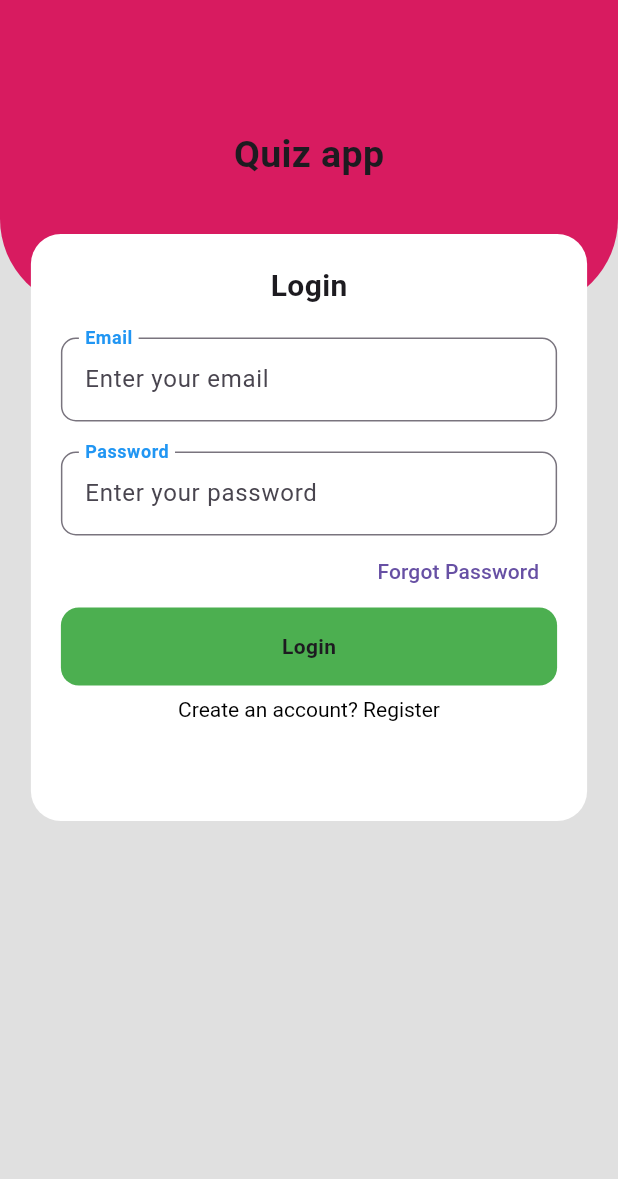
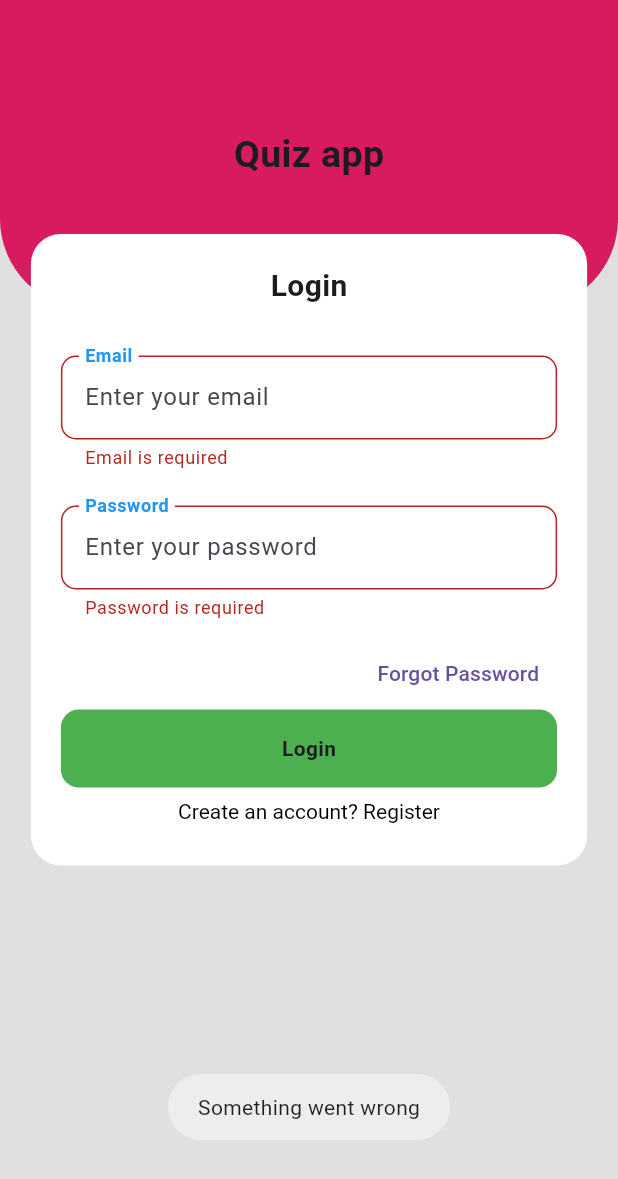
Before and after one commit to abishek12/brainteaser, a Flutter app: the screen it shows after launch, after a tap on "Login", on a phone screen of 412 x 824 dp. Shown: the top 1179 px of the screen. Run offline on Flutter 3.47's test engine with Material 2 defaults, Android fonts, the phone set to English and light mode, and no system bars; our stand-ins replace cloud_firestore, firebase_auth, firebase_core, fluttertoast, random_string; accounts and stored records are empty.

Commit message:
login validation, quiz section added with qna ui

```diff
--- a/lib/authentication/screen/login_screen.dart
+++ b/lib/authentication/screen/login_screen.dart
@@ -1,4 +1,5 @@
 import 'package:flutter/material.dart';
+import 'package:fluttertoast/fluttertoast.dart';
 import 'package:provider/provider.dart';
 
 import '../../constant/my_string.dart';
@@ -17,6 +18,7 @@ class Loginscreen extends StatefulWidget {
 }
 
 class _LoginscreenState extends State<Loginscreen> {
+  final key = GlobalKey<FormState>();
   final email = TextEditingController();
   final password = TextEditingController();
   @override
@@ -30,7 +32,6 @@ class _LoginscreenState extends State<Loginscreen> {
             children: [
               const AuthHeaderWidget(),
               Container(
-                height: MediaQuery.of(context).size.width * 0.95,
                 width: MediaQuery.of(context).size.width * 0.9,
                 transform: Matrix4.translationValues(0.0, -50.0, 0.0),
                 decoration: BoxDecoration(
@@ -40,6 +41,7 @@ class _LoginscreenState extends State<Loginscreen> {
                 child: Padding(
                   padding: const EdgeInsets.all(20.0),
                   child: Form(
+                    key: key,
                     child: Column(
                       children: [
                         const Text(
@@ -54,14 +56,27 @@ class _LoginscreenState extends State<Loginscreen> {
                           hintText: 'Enter your email',
                           label: MyString.email,
                           controller: email,
-                        ),
-                        const SizedBox(
-                          height: 20,
+                          onValidate: (value) {
+                            if (value!.isEmpty) {
+                              return 'Email is required';
+                            }
+                            return null;
+                          },
                         ),
                         CustomTextField(
+                          isObscureText: true,
                           hintText: 'Enter your password',
                           label: MyString.password,
                           controller: password,
+                          onValidate: (value) {
+                            if (value!.isEmpty) {
+                              return 'Password is required';
+                            }
+                            if (value.length <= 8 && value.length >= 16) {
+                              return 'Character should be between 8 and 16';
+                            }
+                            return null;
+                          },
                         ),
                         Align(
                           alignment: Alignment.centerRight,
@@ -70,12 +85,23 @@ class _LoginscreenState extends State<Loginscreen> {
                             child: const Text('Forgot Password'),
                           ),
                         ),
-                        AuthCustomButton(
-                          btnText: value.isLoading ? 'Loading' : 'Login',
-                          onTap: () {
-                            value.checkLogin(email.text, password.text);
-                          },
-                        ),
+                        value.isLoading
+                            ? const Center(
+                                child: CircularProgressIndicator(),
+                              )
+                            : AuthCustomButton(
+                                btnText: 'Login',
+                                onTap: () {
+                                  final formField = key.currentState;
+                                  if (formField!.validate()) {
+                                    value.checkLogin(email.text, password.text);
+                                  } else {
+                                    Fluttertoast.showToast(
+                                      msg: 'Something went wrong',
+                                    );
+                                  }
+                                },
+                              ),
                         AuthFooterText(
                           txtFirst: 'Create an account? ',
                           txtSecond: 'Register',
--- a/lib/authentication/widgets/custom_text_field.dart
+++ b/lib/authentication/widgets/custom_text_field.dart
@@ -4,17 +4,25 @@ class CustomTextField extends StatelessWidget {
   final String hintText;
   final String label;
   final TextEditingController controller;
+  final String? Function(String?)? onValidate;
+  final bool? isObscureText;
   const CustomTextField({
     super.key,
     required this.hintText,
     required this.label,
     required this.controller,
+    this.onValidate,
+    this.isObscureText,
   });
 
   @override
   Widget build(BuildContext context) {
-    return TextFormField(
+    return Padding(
+      padding: const EdgeInsets.symmetric(vertical: 12.0),
+      child: TextFormField(
         controller: controller,
+        obscureText: isObscureText ?? false,
+        validator: onValidate,
         decoration: InputDecoration(
           hintText: hintText,
           floatingLabelBehavior: FloatingLabelBehavior.always,
@@ -27,6 +35,7 @@ class CustomTextField extends StatelessWidget {
             ),
           ),
         ),
+      ),
     );
   }
 }
--- a/lib/constant/list_of_provider.dart
+++ b/lib/constant/list_of_provider.dart
@@ -3,6 +3,7 @@ import 'package:provider/single_child_widget.dart';
 
 import '../authentication/helper/login_helper.dart';
 import '../authentication/helper/register_helper.dart';
+import '../home/provider/quiz_provider.dart';
 import '../main/providers/bottom_nav_provider.dart';
 import '../splash/provider/splash_provider.dart';
 
@@ -19,4 +20,7 @@ final List<SingleChildWidget> providers = [
   ChangeNotifierProvider(
     create: (_) => BottomNavProvider(),
   ),
+  ChangeNotifierProvider(
+    create: (_) => QuizProvider(),
+  ),
 ];
--- a/lib/main.dart
+++ b/lib/main.dart
@@ -1,4 +1,5 @@
 import 'package:firebase_core/firebase_core.dart';
+import 'package:flutter/foundation.dart';
 import 'package:flutter/material.dart';
 import 'package:provider/provider.dart';
 
@@ -7,7 +8,18 @@ import 'splash/splash_screen.dart';
 
 Future<void> main() async {
   WidgetsFlutterBinding.ensureInitialized();
-  await Firebase.initializeApp();
+  if (kIsWeb) {
+    await Firebase.initializeApp(
+      options: const FirebaseOptions(
+        apiKey: 'AIzaSyBhO7TH66s8snR4jAZar1pRZbtx9-s229Y',
+        appId: '1:145525808765:web:11fce80f2267774c549b14',
+        messagingSenderId: '145525808765',
+        projectId: 'brainteaser-7e346',
+      ),
+    );
+  } else {
+    await Firebase.initializeApp();
+  }
 
   runApp(
     MultiProvider(
--- a/pubspec.yaml
+++ b/pubspec.yaml
@@ -40,6 +40,8 @@ dependencies:
   provider: ^6.0.5
   google_fonts: ^5.0.0
   cloud_firestore: ^4.8.0
+  random_string: ^2.3.1
+  fluttertoast: ^8.2.2
 
 dev_dependencies:
   flutter_test:
```
Also changed, not shown: lib/home/provider/quiz_provider.dart (added, +32 -0 lines), lib/home/screen/home_screen.dart (+23 -4 lines), lib/home/services/quiz_services.dart (added, +20 -0 lines), lib/home/widgets/create_question_widget.dart (added, +106 -0 lines), lib/home/widgets/create_quiz_widget.dart (added, +108 -0 lines), pubspec.lock, 1 other file. Lines whose indentation alone changed are shown as unchanged.
